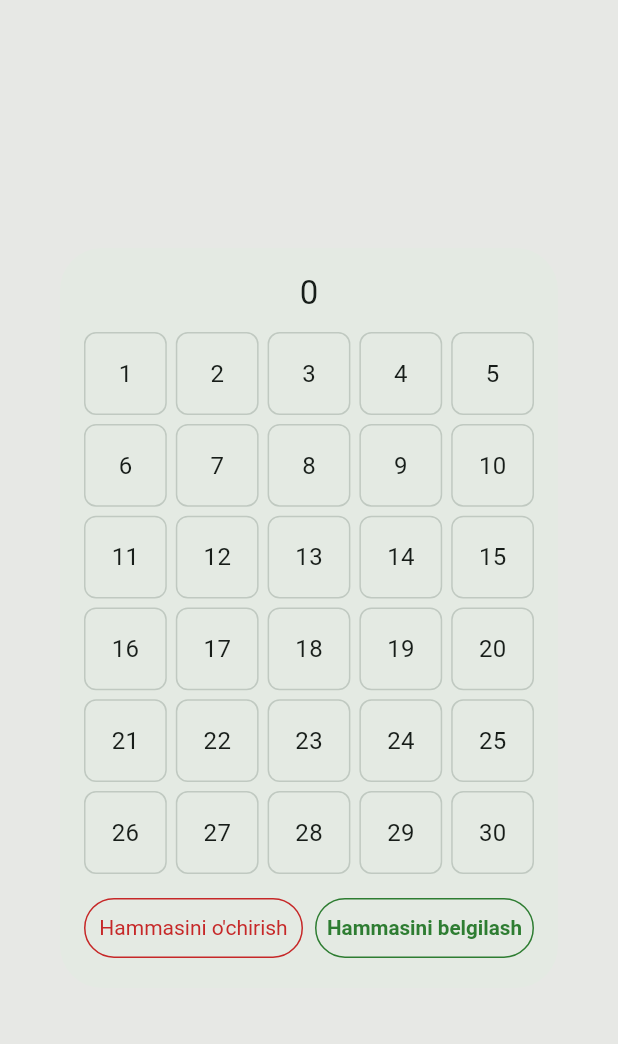
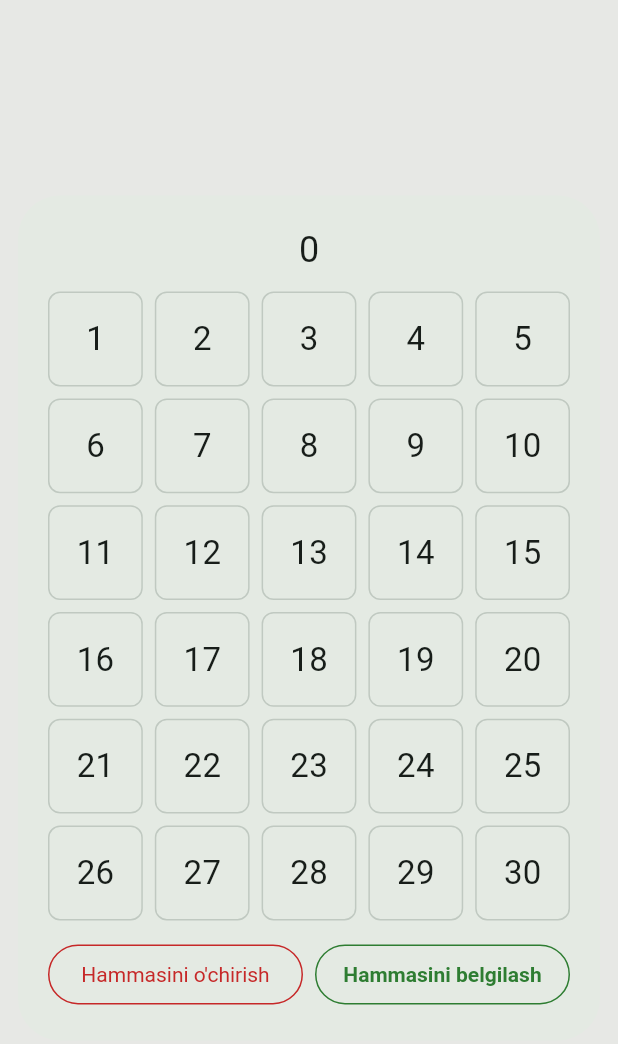
Before and after one commit to saydullo42/pray_time, a Flutter app: the _RozaYearDialog widget shown alone on an empty page, opened directly with empty values, on a phone screen of 412 x 824 dp. Shown: the top 1044 px of the screen. Run offline on Flutter 3.47's test engine with Material 3 defaults, Android fonts, the phone set to English and light mode, and no system bars; our stand-ins replace dio, flutter_local_notifications, flutter_riverpod, flutter_secure_storage, go_router, google_sign_in and 7 more; accounts and stored records are empty; network calls fail.

Commit message:
Mobile: larger Ro'za year window
Co-Authored-By: Claude Sonnet 5.5 <noreply@anthropic.com>

```diff
--- a/mobil/lib/features/tracking/presentation/screens/yearly_tracking_screen.dart
+++ b/mobil/lib/features/tracking/presentation/screens/yearly_tracking_screen.dart
@@ -387,19 +387,21 @@ class _RozaYearDialog extends ConsumerWidget {
     final doneDays = ref.watch(rozaProvider)[year] ?? const <int>{};
 
     return Dialog(
+      // A wider window than the default, so the day cells are bigger.
+      insetPadding: const EdgeInsets.symmetric(horizontal: 12, vertical: 24),
       child: Padding(
-        padding: const EdgeInsets.all(16),
+        padding: const EdgeInsets.all(20),
         child: Column(
           mainAxisSize: MainAxisSize.min,
           children: [
-            Text('$year', style: Theme.of(context).textTheme.titleLarge),
+            Text('$year', style: Theme.of(context).textTheme.headlineSmall),
             const SizedBox(height: 12),
             GridView.count(
               shrinkWrap: true,
               physics: const NeverScrollableScrollPhysics(),
               crossAxisCount: _columns,
-              mainAxisSpacing: 6,
-              crossAxisSpacing: 6,
+              mainAxisSpacing: 8,
+              crossAxisSpacing: 8,
               children: [
                 for (var day = 1; day <= _days; day++)
                   InkWell(
@@ -418,7 +420,7 @@ class _RozaYearDialog extends ConsumerWidget {
                         borderRadius: BorderRadius.circular(8),
                         border: Border.all(color: scheme.outlineVariant),
                       ),
-                      child: Text('$day', style: const TextStyle(fontSize: 16)),
+                      child: Text('$day', style: const TextStyle(fontSize: 22)),
                     ),
                   ),
               ],
```
